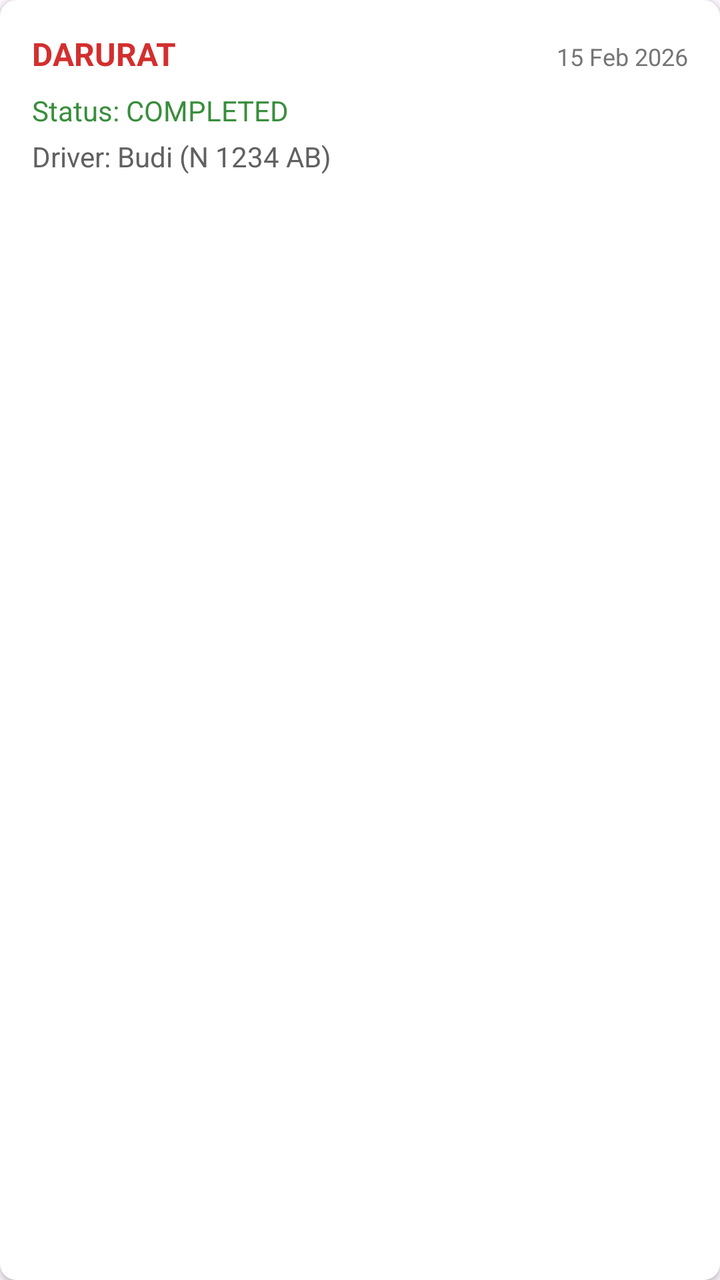
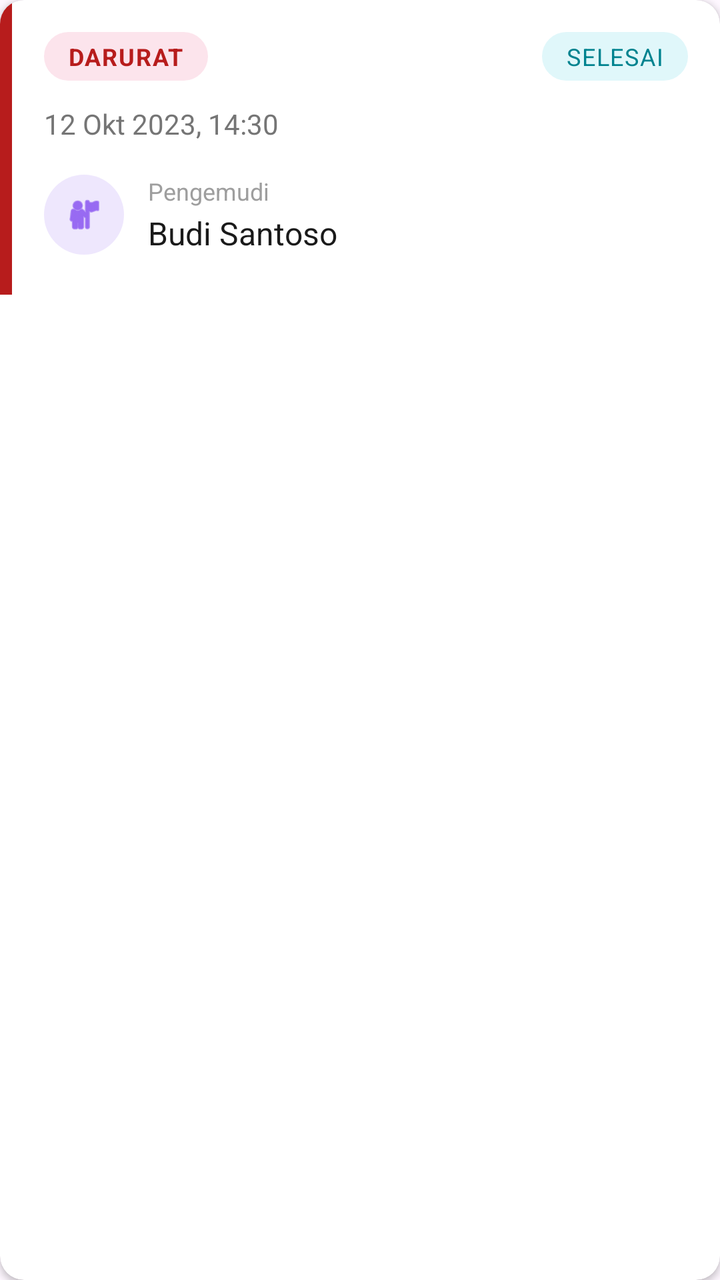

The first picture is an Android layout as it rendered before a commit; the second is the same layout after the commit. The layout source and the unified diff follow.
<!-- AndroidManifest.xml: application theme Theme.PatientApp -->
<!-- res/layout/item_history.xml -->
<?xml version="1.0" encoding="utf-8"?>
<androidx.cardview.widget.CardView xmlns:android="http://schemas.android.com/apk/res/android"
    android:layout_width="match_parent"
    android:layout_height="wrap_content"
    android:layout_margin="8dp"
    android:elevation="4dp"
    app:cardCornerRadius="8dp"
    xmlns:app="http://schemas.android.com/apk/res-auto">

    <LinearLayout
        android:layout_width="match_parent"
        android:layout_height="wrap_content"
        android:orientation="vertical"
        android:padding="16dp">

        <LinearLayout
            android:layout_width="match_parent"
            android:layout_height="wrap_content"
            android:orientation="horizontal">

            <TextView
                android:id="@+id/tvHistoryType"
                android:layout_width="0dp"
                android:layout_height="wrap_content"
                android:layout_weight="1"
                android:text="DARURAT"
                android:textSize="16sp"
                android:textStyle="bold"
                android:textColor="#D32F2F"/>

            <TextView
                android:id="@+id/tvHistoryDate"
                android:layout_width="wrap_content"
                android:layout_height="wrap_content"
                android:text="15 Feb 2026"
                android:textSize="12sp"
                android:textColor="#757575"/>
        </LinearLayout>

        <TextView
            android:id="@+id/tvHistoryStatus"
            android:layout_width="wrap_content"
            android:layout_height="wrap_content"
            android:text="Status: COMPLETED"
            android:textSize="14sp"
            android:layout_marginTop="8dp"
            android:textColor="#388E3C"/>

        <TextView
            android:id="@+id/tvHistoryDriver"
            android:layout_width="wrap_content"
            android:layout_height="wrap_content"
            android:text="Driver: Budi (N 1234 AB)"
            android:textSize="14sp"
            android:layout_marginTop="4dp"
            android:textColor="#616161"/>

    </LinearLayout>

</androidx.cardview.widget.CardView>
<!-- resources referenced by this layout -->
<resources>
  <style name="Theme.PatientApp" parent="Base.Theme.PatientApp" />
  <style name="Base.Theme.PatientApp" parent="Theme.Material3.DayNight.NoActionBar">
          
          
      </style>
</resources>

<!-- the commit's change to res/layout/item_history.xml (unified diff, before → after) -->
@@ -1,60 +1,124 @@
 <?xml version="1.0" encoding="utf-8"?>
-<androidx.cardview.widget.CardView xmlns:android="http://schemas.android.com/apk/res/android"
+<com.google.android.material.card.MaterialCardView xmlns:android="http://schemas.android.com/apk/res/android"
+    xmlns:app="http://schemas.android.com/apk/res-auto"
     android:layout_width="match_parent"
     android:layout_height="wrap_content"
-    android:layout_margin="8dp"
-    android:elevation="4dp"
-    app:cardCornerRadius="8dp"
-    xmlns:app="http://schemas.android.com/apk/res-auto">
+    android:layout_marginHorizontal="20dp"
+    android:layout_marginVertical="8dp"
+    app:cardBackgroundColor="@android:color/white"
+    app:cardCornerRadius="12dp"
+    app:cardElevation="2dp"
+    app:strokeWidth="0dp">
 
-    <LinearLayout
+    <androidx.constraintlayout.widget.ConstraintLayout
         android:layout_width="match_parent"
-        android:layout_height="wrap_content"
-        android:orientation="vertical"
-        android:padding="16dp">
+        android:layout_height="wrap_content">
 
-        <LinearLayout
-            android:layout_width="match_parent"
+        <View
+            android:id="@+id/viewCategoryIndicator"
+            android:layout_width="6dp"
+            android:layout_height="0dp"
+            android:background="#B71C1C"
+            app:layout_constraintBottom_toBottomOf="parent"
+            app:layout_constraintStart_toStartOf="parent"
+            app:layout_constraintTop_toTopOf="parent" />
+
+        <TextView
+            android:id="@+id/tvHistoryType"
+            android:layout_width="wrap_content"
             android:layout_height="wrap_content"
-            android:orientation="horizontal">
-
-            <TextView
-                android:id="@+id/tvHistoryType"
-                android:layout_width="0dp"
-                android:layout_height="wrap_content"
-                android:layout_weight="1"
-                android:text="DARURAT"
-                android:textSize="16sp"
-                android:textStyle="bold"
-                android:textColor="#D32F2F"/>
-
-            <TextView
-                android:id="@+id/tvHistoryDate"
-                android:layout_width="wrap_content"
-                android:layout_height="wrap_content"
-                android:text="15 Feb 2026"
-                android:textSize="12sp"
-                android:textColor="#757575"/>
-        </LinearLayout>
+            android:layout_marginStart="16dp"
+            android:layout_marginTop="16dp"
+            android:background="@drawable/bg_badge_red_light"
+            android:paddingHorizontal="12dp"
+            android:paddingVertical="4dp"
+            android:text="DARURAT"
+            android:textColor="#B71C1C"
+            android:textSize="12sp"
+            android:textStyle="bold"
+            android:letterSpacing="0.05"
+            app:layout_constraintStart_toEndOf="@id/viewCategoryIndicator"
+            app:layout_constraintTop_toTopOf="parent" />
 
         <TextView
             android:id="@+id/tvHistoryStatus"
             android:layout_width="wrap_content"
             android:layout_height="wrap_content"
-            android:text="Status: COMPLETED"
-            android:textSize="14sp"
-            android:layout_marginTop="8dp"
-            android:textColor="#388E3C"/>
+            android:layout_marginEnd="16dp"
+            android:background="@drawable/bg_badge_cyan_light"
+            android:paddingHorizontal="12dp"
+            android:paddingVertical="4dp"
+            android:text="SELESAI"
+            android:textColor="#00838F"
+            android:textSize="12sp"
+            android:letterSpacing="0.05"
+            app:layout_constraintBottom_toBottomOf="@id/tvHistoryType"
+            app:layout_constraintEnd_toEndOf="parent"
+            app:layout_constraintTop_toTopOf="@id/tvHistoryType" />
 
         <TextView
-            android:id="@+id/tvHistoryDriver"
+            android:id="@+id/tvHistoryDate"
             android:layout_width="wrap_content"
             android:layout_height="wrap_content"
-            android:text="Driver: Budi (N 1234 AB)"
+            android:layout_marginTop="12dp"
+            android:text="12 Okt 2023, 14:30"
+            android:textColor="#757575"
             android:textSize="14sp"
-            android:layout_marginTop="4dp"
-            android:textColor="#616161"/>
+            app:layout_constraintStart_toStartOf="@id/tvHistoryType"
+            app:layout_constraintTop_toBottomOf="@id/tvHistoryType" />
 
-    </LinearLayout>
+        <LinearLayout
+            android:layout_width="0dp"
+            android:layout_height="wrap_content"
+            android:layout_marginTop="16dp"
+            android:layout_marginEnd="16dp"
+            android:layout_marginBottom="20dp"
+            android:gravity="center_vertical"
+            android:orientation="horizontal"
+            app:layout_constraintBottom_toBottomOf="parent"
+            app:layout_constraintEnd_toEndOf="parent"
+            app:layout_constraintStart_toStartOf="@id/tvHistoryType"
+            app:layout_constraintTop_toBottomOf="@id/tvHistoryDate">
 
-</androidx.cardview.widget.CardView>
+            <FrameLayout
+                android:id="@+id/frameDriverAvatar"
+                android:layout_width="40dp"
+                android:layout_height="40dp"
+                android:background="@drawable/bg_circle_purple_light">
+
+                <ImageView
+                    android:id="@+id/imgDriverIcon"
+                    android:layout_width="20dp"
+                    android:layout_height="20dp"
+                    android:layout_gravity="center"
+                    android:src="@android:drawable/ic_menu_myplaces"
+                    app:tint="#5E17EB" />
+            </FrameLayout>
+
+            <LinearLayout
+                android:layout_width="match_parent"
+                android:layout_height="wrap_content"
+                android:layout_marginStart="12dp"
+                android:orientation="vertical">
+
+                <TextView
+                    android:layout_width="wrap_content"
+                    android:layout_height="wrap_content"
+                    android:text="Pengemudi"
+                    android:textColor="#9E9E9E"
+                    android:textSize="12sp" />
+
+                <TextView
+                    android:id="@+id/tvHistoryDriver"
+                    android:layout_width="wrap_content"
+                    android:layout_height="wrap_content"
+                    android:layout_marginTop="2dp"
+                    android:text="Budi Santoso"
+                    android:textColor="#1A1A1A"
+                    android:textSize="16sp" />
+            </LinearLayout>
+
+        </LinearLayout>
+
+    </androidx.constraintlayout.widget.ConstraintLayout>
+</com.google.android.material.card.MaterialCardView>
<!-- resource entries referenced after the edit -->
@@ -1,5 +1,20 @@
 <!-- resources referenced by this layout -->
 <resources>
+  <!-- drawable bg_badge_cyan_light (drawable) -->
+  <?xml version="1.0" encoding="utf-8"?>
+  <shape xmlns:android="http://schemas.android.com/apk/res/android" android:shape="rectangle">
+      <solid android:color="#E0F7FA" /> <corners android:radius="16dp" />
+  </shape>
+  <!-- drawable bg_badge_red_light (drawable) -->
+  <?xml version="1.0" encoding="utf-8"?>
+  <shape xmlns:android="http://schemas.android.com/apk/res/android" android:shape="rectangle">
+      <solid android:color="#FCE4EC" /> <corners android:radius="16dp" /> </shape>
+  <!-- drawable bg_circle_purple_light (drawable) -->
+  <?xml version="1.0" encoding="utf-8"?>
+  <shape xmlns:android="http://schemas.android.com/apk/res/android"
+      android:shape="oval">
+      <solid android:color="#1A5E17EB" />
+  </shape>
   <style name="Theme.PatientApp" parent="Base.Theme.PatientApp" />
   <style name="Base.Theme.PatientApp" parent="Theme.Material3.DayNight.NoActionBar">
           
